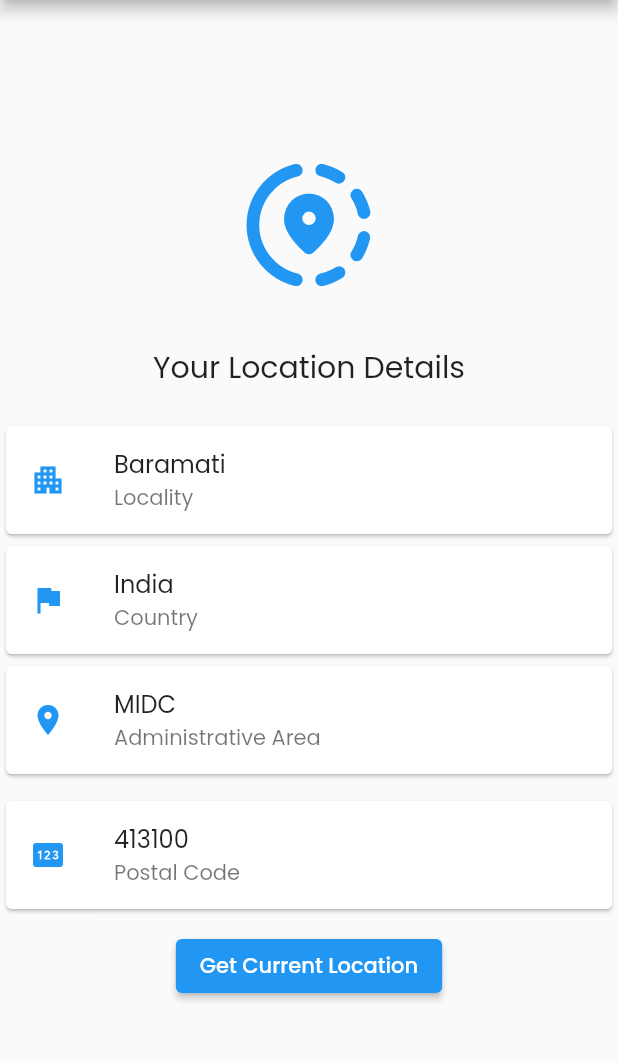
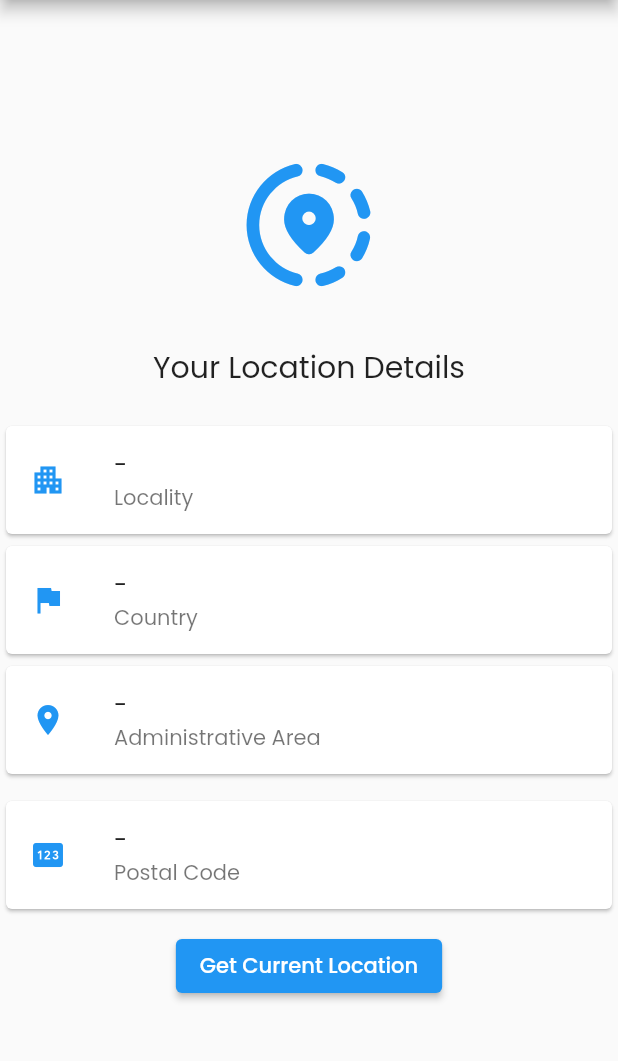
Before and after one commit to swapnilmanew/flutter-location-tracker-app, a Flutter app: the screen it shows after launch, on a phone screen of 412 x 824 dp, the part 84-1145 px from its top. Run offline on Flutter 3.47's test engine with Material 2 defaults, Android fonts, the phone set to English and light mode, and no system bars; our stand-ins replace geocoding, google_fonts, location, permission_handler.

Commit message:
removed static string values

```diff
--- a/lib/main.dart
+++ b/lib/main.dart
@@ -87,55 +87,55 @@ class _MyHomePageState extends State<MyHomePage> {
             const SizedBox(
               height: 20,
             ),
-            const Card(
+            Card(
               child: ListTile(
-                leading: SizedBox(
+                leading: const SizedBox(
                     height: double.infinity,
                     child: Icon(
                       Icons.apartment,
                       color: Colors.blue,
                     )),
-                title: Text("Baramati"),
-                subtitle: Text("Locality"),
+                title: Text(locality),
+                subtitle: const Text("Locality"),
               ),
             ),
-            const Card(
+            Card(
               child: ListTile(
-                leading: SizedBox(
+                leading: const SizedBox(
                     height: double.infinity,
                     child: Icon(
                       Icons.flag,
                       color: Colors.blue,
                     )),
-                title: Text("India"),
-                subtitle: Text("Country"),
+                title: Text(country),
+                subtitle: const Text("Country"),
               ),
             ),
-            const Card(
+            Card(
               child: ListTile(
-                leading: SizedBox(
+                leading: const SizedBox(
                     height: double.infinity,
                     child: Icon(
                       Icons.location_on,
                       color: Colors.blue,
                     )),
-                title: Text("MIDC"),
-                subtitle: Text("Administrative Area"),
+                title: Text(area),
+                subtitle: const Text("Administrative Area"),
               ),
             ),
             const SizedBox(
               height: 10,
             ),
-            const Card(
+            Card(
               child: ListTile(
-                leading: SizedBox(
+                leading: const SizedBox(
                     height: double.infinity,
                     child: Icon(
                       Icons.pin,
                       color: Colors.blue,
                     )),
-                title: Text("413100"),
-                subtitle: Text("Postal Code"),
+                title: Text(postalCode),
+                subtitle: const Text("Postal Code"),
               ),
             ),
             const SizedBox(
```
